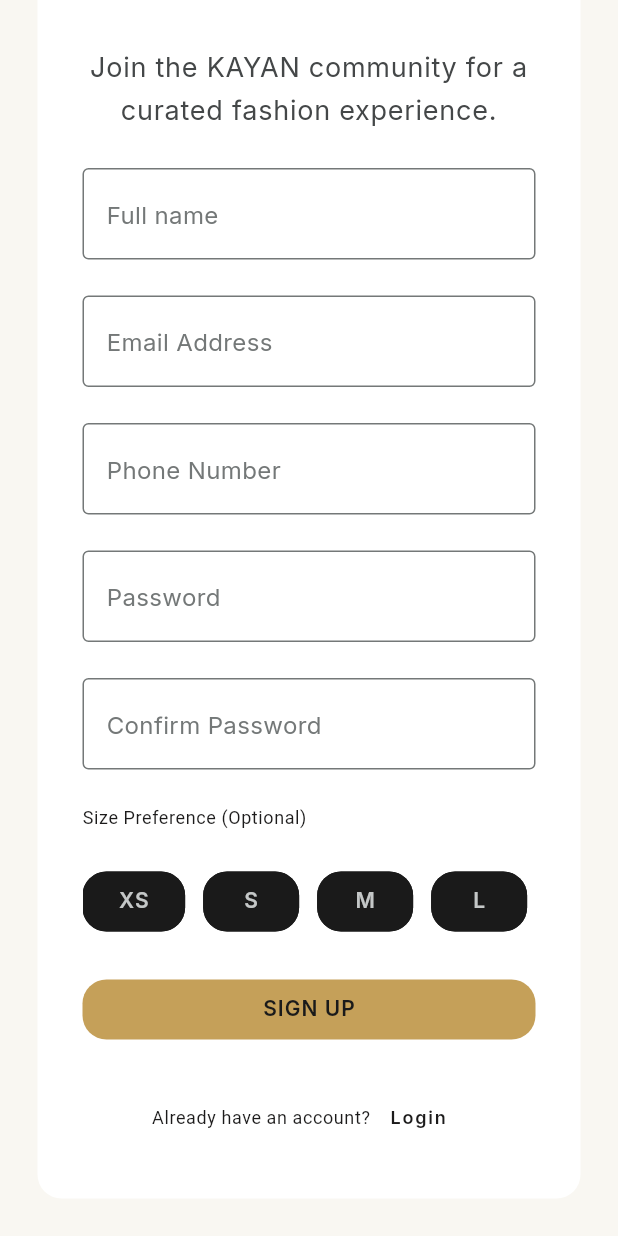
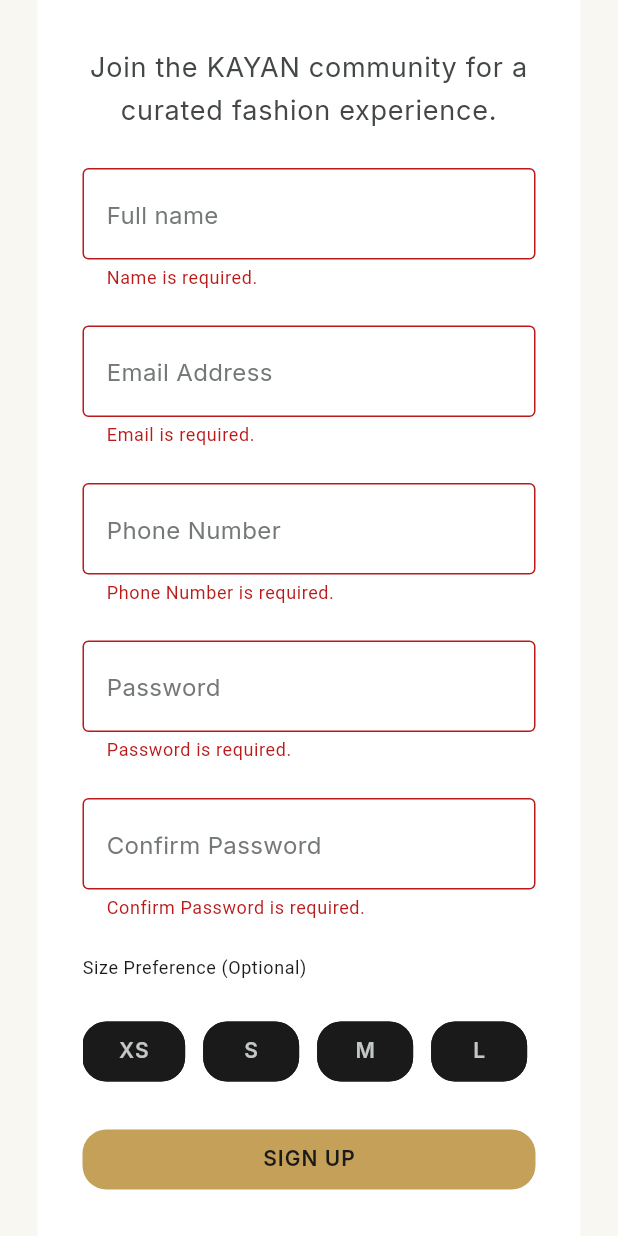
Before and after one commit to asaerxd6767/Kayan_Brand, a Flutter app: the SignupScreen screen opened directly, scrolled down 97 dp, after a tap on "SIGN UP", on a phone screen of 412 x 824 dp. Run offline on Flutter 3.47's test engine with Material 3 defaults, Android fonts, the phone set to English and light mode, and no system bars.

Commit message:
feat: Implement form validation and refactor login/signup screens

```diff
--- /dev/null
+++ b/lib/core/utils/app_validators.dart
@@ -0,0 +1,98 @@
+/*
+
+It contains the needed validation I'll need for this project
+notes I need to make sure I'll read on
+- local variable shadow
+*/
+
+abstract class AppValidator {
+  static const String _emailpattern =
+      r'^(([^<>()[\]\\.,;:\s@\"]+(\.[^<>()[\]\\.,;:\s@\"]+)*)|(\".+\"))@((\[[0-9]{1,3}\.[0-9]{1,3}\.[0-9]{1,3}\.[0-9]{1,3}\])|(([a-zA-Z\-0-9]+\.)+[a-zA-Z]{2,}))$';
+  static const String _namepattern = r"^[a-zA-Zآ-ي\s]+$";
+  static const String _phonepattern = r'^[0-9]{11}$';
+
+  static String? importantField(String? value, {String? fieldName}) {
+    if (value == null || value.trim().isEmpty) {
+      return fieldName != null
+          ? '$fieldName is required.'
+          : 'this field is required.';
+    }
+    return null;
+  }
+
+  // ==========================
+  // Name
+  static String? validateName(String? value, {String fieldName = 'Name'}) {
+    final requireMessage = importantField(value, fieldName: fieldName);
+    if (requireMessage != null) return requireMessage;
+
+    if (value!.trim().length < 2) {
+      return '$fieldName must more than 2 characters.';
+    }
+
+    final nameRegExp = RegExp(_namepattern);
+    if (!nameRegExp.hasMatch(value)) {
+      return '$fieldName should contain letters only.';
+    }
+
+    return null;
+  }
+
+  // ==========================
+  // email
+  static String? validateEmail(String? value) {
+    final requireMessage = importantField(value, fieldName: 'Email');
+    if (requireMessage != null) return requireMessage;
+
+    final regExp = RegExp(_emailpattern);
+    if (!regExp.hasMatch(value!)) {
+      return 'Please enter the email right.';
+    }
+    return null;
+  }
+
+  // ==========================
+  // password
+  static String? validatePassword(String? value) {
+    final requireMessage = importantField(value, fieldName: 'Password');
+    if (requireMessage != null) return requireMessage;
+
+    if (value!.length < 8) {
+      return 'The password cant be less than 8 characters';
+    }
+    return null;
+  }
+
+  // ==========================
+  // Confirm password
+  // Confirm Password Validation
+  static String? validateConfirmPassword(
+    String? confirmPassword,
+    String? originalPassword,
+  ) {
+    final requireMessage = importantField(
+      confirmPassword,
+      fieldName: 'Confirm Password',
+    );
+    if (requireMessage != null) return requireMessage;
+
+    if (confirmPassword != originalPassword) {
+      return 'Passwords do not match.';
+    }
+
+    return null;
+  }
+
+  // ==========================
+  // Phone
+  static String? validatePhone(String? value) {
+    final requireMessage = importantField(value, fieldName: 'Phone Number');
+    if (requireMessage != null) return requireMessage;
+
+    final phoneRegExp = RegExp(_phonepattern);
+    if (!phoneRegExp.hasMatch(value!)) {
+      return 'The Phone number cant be less than 11 characters';
+    }
+    return null;
+  }
+}
--- /dev/null
+++ b/lib/core/utils/extenstions/capitalized.dart
@@ -0,0 +1,17 @@
+/*
+
+The idea of this extension is to make the first character capital and the other small
+
+ */
+
+extension Capitalized on String {
+  String toCapitalized() {
+    return split(' ')
+        .map(
+          (word) => word.isEmpty
+              ? word
+              : word[0].toUpperCase() + word.substring(1).toLowerCase(),
+        )
+        .join(' ');
+  }
+}
--- a/lib/main.dart
+++ b/lib/main.dart
@@ -1,8 +1,6 @@
 import 'package:flutter/material.dart';
 import 'package:local_brand/core/theme/app_theme.dart';
 import 'package:local_brand/pages/home_screen.dart';
-import 'package:local_brand/pages/login_screen.dart';
-import 'pages/signup_screen.dart';
 import 'pages/splash_screen.dart';
 
 void main() {
@@ -17,7 +15,7 @@
     return MaterialApp(
       debugShowCheckedModeBanner: false,
       theme: KayanTheme.lightTheme,
-      home: SignupScreen(),
+      home: SplashScreen(),
     );
   }
 }
--- a/lib/pages/signup_screen.dart
+++ b/lib/pages/signup_screen.dart
@@ -1,22 +1,44 @@
 import 'package:flutter/material.dart';
 import 'package:local_brand/core/theme/app_spacing.dart';
+import 'package:local_brand/core/utils/app_validators.dart';
+import 'package:local_brand/core/utils/extenstions/capitalized.dart';
+import 'package:local_brand/pages/login_screen.dart';
 import '../widgets/form_field.dart';
 
-class SignupScreen extends StatelessWidget {
+class SignupScreen extends StatefulWidget {
   const SignupScreen({super.key});
+
+  @override
+  State<SignupScreen> createState() => _SignupScreenState();
+}
+
+class _SignupScreenState extends State<SignupScreen> {
+  final _key = GlobalKey<FormState>();
+
+  final TextEditingController _nameController = TextEditingController();
+  final TextEditingController _emailController = TextEditingController();
+  final TextEditingController _phoneController = TextEditingController();
+  final TextEditingController _passwordController = TextEditingController();
+  final TextEditingController _confirmpasswordController =
+      TextEditingController();
+
+  @override
+  void dispose() {
+    _nameController.dispose();
+    _emailController.dispose();
+    _phoneController.dispose();
+    _passwordController.dispose();
+    _confirmpasswordController.dispose();
+    super.dispose();
+  }
 
   @override
   Widget build(BuildContext context) {
     final textTheme = Theme.of(context).textTheme;
     final colorTheme = Theme.of(context).colorScheme;
 
-    final List<String> sizes = [
-      'XS',
-      'S',
-      'M',
-      'L',
-      'XL'
-    ];
+    final List<String> sizes = ['xs', 's', 'm', 'l', 'xl'];
+
     return Scaffold(
       body: SingleChildScrollView(
         child: Container(
@@ -31,7 +53,7 @@
             children: [
               // Headline
               Text(
-                'Create Account',
+                'create account'.toCapitalized(),
                 style: textTheme.headlineLarge?.copyWith(
                   color: colorTheme.primary,
                 ),
@@ -46,32 +68,84 @@
 
               // Form
               Form(
+                key: _key,
                 child: Column(
                   spacing: KayanSpacing.md,
                   crossAxisAlignment: .stretch,
                   children: [
-                    MyTextField(hintText: 'Full name'),
-                    MyTextField(hintText: 'Email Address'),
-                    MyTextField(hintText: 'Phone Number'),
-                    MyTextField(hintText: 'Password', isPassword: true),
-                    MyTextField(hintText: 'Confirm Password', isPassword: true),
+                    MyTextField(
+                      hintText: 'Full name',
+                      validate: AppValidator.validateName,
+                      controller: _nameController,
+                    ),
+                    MyTextField(
+                      hintText: 'Email Address',
+                      validate: AppValidator.validateEmail,
+                      controller: _emailController,
+                    ),
+                    MyTextField(
+                      hintText: 'Phone Number',
+                      validate: AppValidator.validatePhone,
+                      controller: _phoneController,
+                    ),
+                    MyTextField(
+                      hintText: 'Password',
+                      isPassword: true,
+                      validate: AppValidator.validatePassword,
+                      controller: _passwordController,
+                    ),
+                    MyTextField(
+                      hintText: 'Confirm Password',
+                      isPassword: true,
+                      validate:(value) =>  AppValidator.validateConfirmPassword(value, _passwordController.text),
+                      controller: _confirmpasswordController,
+                    ),
 
-                    Text('Size Preference (Optional)', style: textTheme.bodySmall,),
+                    Text(
+                      'Size Preference (Optional)',
+                      style: textTheme.bodySmall,
+                    ),
                     SingleChildScrollView(
                       scrollDirection: .horizontal,
                       child: Row(
                         spacing: KayanSpacing.sm,
-                        children:
-                      sizes.map((e) => OutlinedButton(onPressed: () {}, child: Text(e)),).toList(),
+                        children: sizes
+                            .map(
+                              (e) => OutlinedButton(
+                                onPressed: () {},
+                                child: Text(e.toUpperCase()),
+                              ),
+                            )
+                            .toList(),
                       ),
                     ),
-                    ElevatedButton(onPressed: () {}, child: Text('SIGN UP')),
+                    ElevatedButton(
+                      onPressed: () {
+                        if (_key.currentState!.validate()) {
+                          print('Data is clear');
+                        }
+                      },
+                      child: Text('SIGN UP'),
+                    ),
 
                     Row(
                       mainAxisAlignment: .center,
                       children: [
-                        Text('Already have an account?', style: textTheme.bodySmall,),
-                        TextButton(onPressed: () {}, child: Text('Login', style: textTheme.labelLarge,))
+                        Text(
+                          'Already have an account?',
+                          style: textTheme.bodySmall,
+                        ),
+                        TextButton(
+                          onPressed: () {
+                            Navigator.pushReplacement(
+                              context,
+                              MaterialPageRoute(
+                                builder: (context) => LoginScreen(),
+                              ),
+                            );
+                          },
+                          child: Text('Login', style: textTheme.labelLarge),
+                        ),
                       ],
                     ),
                   ],
--- a/lib/widgets/form_field.dart
+++ b/lib/widgets/form_field.dart
@@ -2,12 +2,16 @@
 
 class MyTextField extends StatelessWidget {
   final String hintText;
+  final String? Function(String?) validate;
+  final Widget? suffix;
+  final TextEditingController? controller;
+
   final bool isPassword;
 
   const MyTextField({
     super.key,
     required this.hintText,
-    this.isPassword = false,
+    this.isPassword = false, required this.validate, this.suffix, this.controller,
   });
 
   @override
@@ -16,12 +20,16 @@
     final colorScheme = Theme.of(context).colorScheme;
 
     return TextFormField(
+      controller: controller,
       obscureText: isPassword,
       decoration: InputDecoration(
-        border: OutlineInputBorder(),
+        border: const OutlineInputBorder(),
         hintText: hintText,
         hintStyle: textTheme.bodyMedium?.copyWith(color: colorScheme.outline),
+        suffix: suffix,
       ),
+
+      validator: (e) => validate(e),
     );
   }
 }
```
Also changed, not shown: lib/pages/login_screen.dart (+47 -18 lines), lib/pages/splash_screen.dart (+26 -2 lines).
